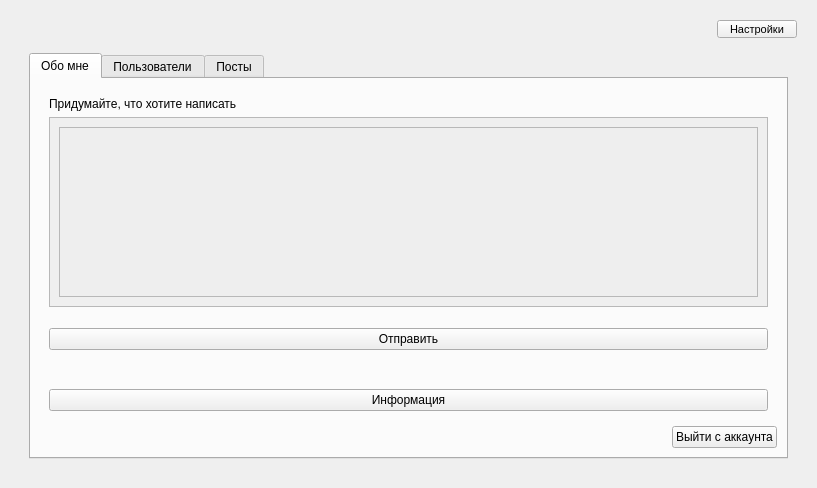
First picture: the form in front/mainApp.ui, repository ZXCmitya/Y11, before the edit.
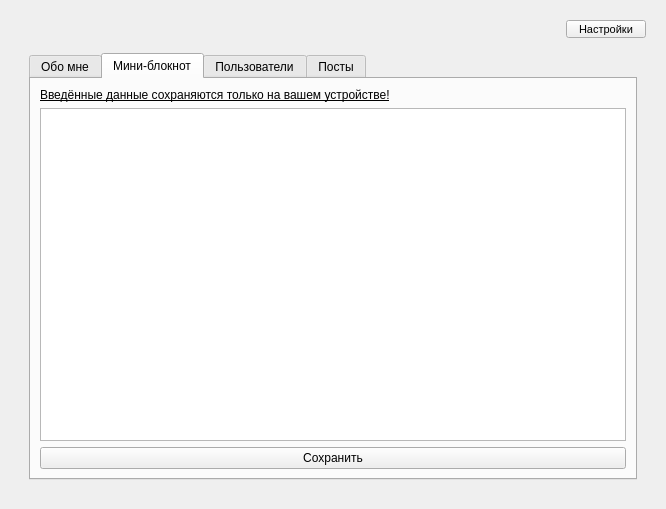
Second picture: the form after the edit. The open tabs and pages were chosen to show the change.

Commit message: added mini notes

```diff
--- a/front/mainApp.ui
+++ b/front/mainApp.ui
@@ -6,8 +6,8 @@
    <rect>
     <x>0</x>
     <y>0</y>
-    <width>817</width>
-    <height>488</height>
+    <width>666</width>
+    <height>509</height>
    </rect>
   </property>
   <property name="windowTitle">
@@ -528,12 +528,7 @@
                       </property>
                       <layout class="QVBoxLayout" name="verticalLayout_12">
                        <item>
-                        <widget class="QPlainTextEdit" name="text_post">
-                         <property name="styleSheet">
-                          <string notr="true">color: black;
-background-color: #EEEEEE</string>
-                         </property>
-                        </widget>
+                        <widget class="QPlainTextEdit" name="text_post"/>
                        </item>
                       </layout>
                      </widget>
@@ -621,6 +616,39 @@
                </item>
               </layout>
              </widget>
+             <widget class="QWidget" name="tab_4">
+              <attribute name="title">
+               <string>Мини-блокнот</string>
+              </attribute>
+              <layout class="QVBoxLayout" name="verticalLayout_17">
+               <item alignment="Qt::AlignTop">
+                <widget class="QLabel" name="label_13">
+                 <property name="font">
+                  <font>
+                   <weight>50</weight>
+                   <italic>false</italic>
+                   <bold>false</bold>
+                   <underline>true</underline>
+                   <strikeout>false</strikeout>
+                  </font>
+                 </property>
+                 <property name="text">
+                  <string>Введённые данные сохраняются только на вашем устройстве!</string>
+                 </property>
+                </widget>
+               </item>
+               <item>
+                <widget class="QPlainTextEdit" name="text_note"/>
+               </item>
+               <item>
+                <widget class="QPushButton" name="btn_save_note">
+                 <property name="text">
+                  <string>Сохранить</string>
+                 </property>
+                </widget>
+               </item>
+              </layout>
+             </widget>
              <widget class="QWidget" name="tab_2">
               <attribute name="title">
                <string>Пользователи</string>
```
Left out of the diff: 8 changed lines with no effect on the pictures. The commit also changes 7 other files.
